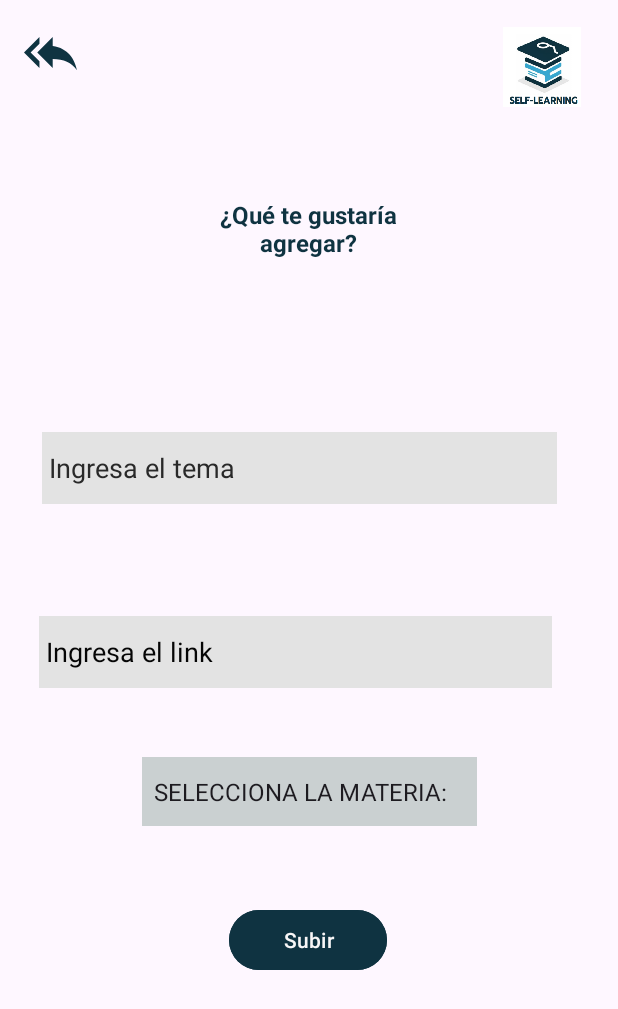
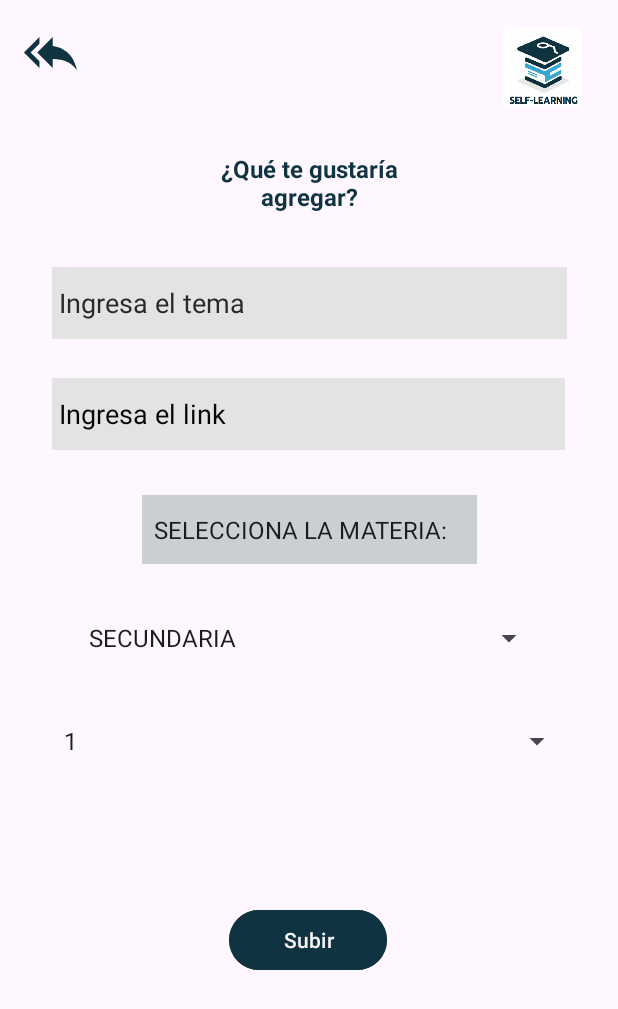
Before and after one commit to NayeliIA/appandroid, an Android app: the AdminCrearPropuesta screen opened directly, with no data from a screen before it, on a phone screen of 412 x 824 dp. Shown: the top 1009 px of the screen. Run offline under Robolectric (Android 15) with nearby library versions, the phone set to English and light mode, and no system bars; our stand-ins replace Firebase (no records; nobody signed in at launch, a user with empty details on screens opened directly).

Commit message:
correcion de consultas

```diff
--- a/app/src/main/java/com/example/alumnos/AdminCrearPropuesta.java
+++ b/app/src/main/java/com/example/alumnos/AdminCrearPropuesta.java
@@ -3,6 +3,7 @@ package com.example.alumnos;
 import android.app.Activity;
 import android.os.Bundle;
 import android.view.View;
+import android.widget.AdapterView;
 import android.widget.ArrayAdapter;
 import android.widget.Button;
 import android.widget.EditText;
@@ -27,9 +28,17 @@ public class AdminCrearPropuesta extends AppCompatActivity {
 
     FirebaseFirestore db = FirebaseFirestore.getInstance();
 
-    final String[] opciones = {"SELECCIONA LA MATERIA: ", "FILOSOFIA", "HISTORIA","GEOGRAFIA","INGLES","MATEMATICAS",};
+    final String[] opciones = {"SELECCIONA LA MATERIA: ", "FILOSOFIA", "HISTORIA","GEOGRAFIA","INGLES","MATEMATICAS"};
+
+    final String[] opcionesNivelEstudio = {"SECUNDARIA","PREPARATORIA"};
+
+
 
     private Spinner materias;
+
+    private Spinner nivelEducacionSpinner;
+
+    private Spinner gradoSpiner;
 
 
 
@@ -54,11 +63,45 @@ public class AdminCrearPropuesta extends AppCompatActivity {
 
         this.materias = findViewById(R.id.listaMateriasAdmin);
 
+        nivelEducacionSpinner = findViewById(R.id.nivelEducacionSpinner);
+        gradoSpiner = findViewById(R.id.gradoSpinner);
+
         ArrayAdapter<String> adapter = new ArrayAdapter<>(this, android.R.layout.simple_spinner_item, opciones);
         adapter.setDropDownViewResource(android.R.layout.simple_spinner_dropdown_item);
 
         materias.setAdapter(adapter);
 
+
+        ArrayAdapter<String> adapterNivelEstudio = new ArrayAdapter<>(this, android.R.layout.simple_spinner_item, opcionesNivelEstudio);
+        adapter.setDropDownViewResource(android.R.layout.simple_spinner_dropdown_item);
+
+        nivelEducacionSpinner.setAdapter(adapterNivelEstudio);
+
+
+
+
+        nivelEducacionSpinner.setOnItemSelectedListener(new AdapterView.OnItemSelectedListener() {
+
+            @Override
+            public void onItemSelected(AdapterView<?> parent, View view, int position, long id) {
+
+
+                final String[] grados = nivelEducacionSpinner.getSelectedItem().toString().equals("SECUNDARIA") ? new String[]{"1","2","3"} : new String[]{"1","2","3","4","5","6","7"};
+
+                ArrayAdapter<String> adapterGrado = new ArrayAdapter<>(AdminCrearPropuesta.this, android.R.layout.simple_spinner_item, grados);
+                adapter.setDropDownViewResource(android.R.layout.simple_spinner_dropdown_item);
+
+
+                gradoSpiner.setAdapter(adapterGrado);
+
+                // Tu código aquí se ejecutará cuando se seleccione una opción del spinner
+            }
+
+            @Override
+            public void onNothingSelected(AdapterView<?> parent) {
+                // Tu código aquí se ejecutará cuando no se seleccione ninguna opción del spinner
+            }
+        });
 
 
 
@@ -68,9 +111,11 @@ public class AdminCrearPropuesta extends AppCompatActivity {
                 String tema = editTextTema.getText().toString();
                 String link = editTextLink.getText().toString();
 
+                final String nivelEducacion = nivelEducacionSpinner.getSelectedItem().toString();
 
+                final int grado = Integer.parseInt(gradoSpiner.getSelectedItem().toString() ) ;
 
-                db.collection("material").add(new MaterialDeAyuda(link,tema,materias.getSelectedItem().toString()).registrarMap())
+                db.collection("material").add(new MaterialDeAyuda(link,tema,materias.getSelectedItem().toString(), nivelEducacion, grado).registrarMap())
                         .addOnSuccessListener(new OnSuccessListener<DocumentReference>() {
                             @Override
                             public void onSuccess(DocumentReference documentReference) {
--- a/app/src/main/java/com/example/alumnos/CrearPropuesta.java
+++ b/app/src/main/java/com/example/alumnos/CrearPropuesta.java
@@ -36,6 +36,8 @@ public class CrearPropuesta extends AppCompatActivity {
         atras5 = findViewById(R.id.atras5);
 
         final String materia = getIntent().getStringExtra("materia");
+        final String nivelEducacion = getIntent().getStringExtra("nivelEducacion");
+        final String grado = getIntent().getStringExtra("grado");
 
 
 
@@ -47,7 +49,7 @@ public class CrearPropuesta extends AppCompatActivity {
                 String tema = editTextTema.getText().toString();
                 String link = editTextLink.getText().toString();
 
-                db.collection("propuestas").add(new MaterialDeAyuda(link,tema,materia).registrarMap())
+                db.collection("propuestas").add(new MaterialDeAyuda(link,tema,materia, nivelEducacion, Integer.parseInt(grado) ).registrarMap())
                         .addOnSuccessListener(new OnSuccessListener<DocumentReference>() {
                             @Override
                             public void onSuccess(DocumentReference documentReference) {
--- a/app/src/main/java/com/example/alumnos/EscolarActivity.java
+++ b/app/src/main/java/com/example/alumnos/EscolarActivity.java
@@ -54,10 +54,15 @@ public class EscolarActivity extends AppCompatActivity {
 
                     if (nivelSeleccionado.equals("Secundaria")) {
                         Intent i = new Intent(EscolarActivity.this, Secundaria.class);
+
+                        i.putExtra("nivelEducacion","SECUNDARIA");
+
                         startActivity(i);
                     } else {
                         if (nivelSeleccionado.equals("Preparatoria")) {
                             Intent i = new Intent(EscolarActivity.this, SemestreActivity.class);
+
+                            i.putExtra("nivelEducacion","PREPARATORIA");
                             startActivity(i);
                         }
                     }
--- a/app/src/main/java/com/example/alumnos/MainActivity.java
+++ b/app/src/main/java/com/example/alumnos/MainActivity.java
@@ -29,7 +29,7 @@ public class MainActivity extends AppCompatActivity {
             @Override
             public void onClick(View v) {
 
-                Intent i = new Intent(MainActivity.this, InicioActivity.class);
+                Intent i = new Intent(MainActivity.this, PaginaunoActivity.class);
                 //Intent i = new Intent(MainActivity.this, Materias.class);
 
                 //Intent i = new Intent(MainActivity.this, InicioActivity.class);
--- a/app/src/main/res/layout/activity_admin_crear_propuesta.xml
+++ b/app/src/main/res/layout/activity_admin_crear_propuesta.xml
@@ -17,7 +17,7 @@
         app:layout_constraintEnd_toEndOf="parent"
         app:layout_constraintStart_toStartOf="parent"
         app:layout_constraintTop_toTopOf="parent"
-        app:layout_constraintVertical_bias="0.649"
+        app:layout_constraintVertical_bias="0.424"
         tools:ignore="TouchTargetSizeCheck" />
 
     <ImageView
@@ -61,10 +61,9 @@
         android:textStyle="normal"
         app:layout_constraintBottom_toBottomOf="parent"
         app:layout_constraintEnd_toEndOf="parent"
-        app:layout_constraintHorizontal_bias="0.411"
         app:layout_constraintStart_toStartOf="parent"
         app:layout_constraintTop_toTopOf="parent"
-        app:layout_constraintVertical_bias="0.371" />
+        app:layout_constraintVertical_bias="0.229" />
 
     <EditText
         android:id="@+id/editTextLink"
@@ -79,10 +78,10 @@
         android:textColorHint="#050505"
         app:layout_constraintBottom_toBottomOf="parent"
         app:layout_constraintEnd_toEndOf="parent"
-        app:layout_constraintHorizontal_bias="0.368"
+        app:layout_constraintHorizontal_bias="0.492"
         app:layout_constraintStart_toStartOf="parent"
         app:layout_constraintTop_toTopOf="parent"
-        app:layout_constraintVertical_bias="0.529" />
+        app:layout_constraintVertical_bias="0.325" />
 
     <Button
         android:id="@+id/button7"
@@ -110,9 +109,30 @@
         android:textStyle="bold"
         app:layout_constraintBottom_toBottomOf="parent"
         app:layout_constraintEnd_toEndOf="parent"
-        app:layout_constraintHorizontal_bias="0.497"
         app:layout_constraintStart_toStartOf="parent"
         app:layout_constraintTop_toTopOf="parent"
-        app:layout_constraintVertical_bias="0.161" />
+        app:layout_constraintVertical_bias="0.121" />
+
+    <Spinner
+        android:id="@+id/nivelEducacionSpinner"
+        android:layout_width="312dp"
+        android:layout_height="45dp"
+        app:layout_constraintBottom_toBottomOf="parent"
+        app:layout_constraintEnd_toEndOf="parent"
+        app:layout_constraintHorizontal_bias="0.515"
+        app:layout_constraintStart_toStartOf="parent"
+        app:layout_constraintTop_toTopOf="parent"
+        app:layout_constraintVertical_bias="0.517" />
+
+    <Spinner
+        android:id="@+id/gradoSpinner"
+        android:layout_width="347dp"
+        android:layout_height="44dp"
+        app:layout_constraintBottom_toBottomOf="parent"
+        app:layout_constraintEnd_toEndOf="parent"
+        app:layout_constraintHorizontal_bias="0.531"
+        app:layout_constraintStart_toStartOf="parent"
+        app:layout_constraintTop_toTopOf="parent"
+        app:layout_constraintVertical_bias="0.605" />
 
 </androidx.constraintlayout.widget.ConstraintLayout>
```
Also changed, not shown: app/src/main/java/com/example/alumnos/MaterialDeAyuda.java (+51 -38 lines), app/src/main/java/com/example/alumnos/Materias.java (+15 -0 lines), app/src/main/java/com/example/alumnos/Secundaria.java (+30 -4 lines), app/src/main/java/com/example/alumnos/SemestreActivity.java (+38 -3 lines), app/src/main/java/com/example/alumnos/modelos/MaterialDeAyuda.java (+31 -2 lines).
